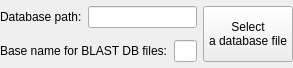
Qt form src/plugins/external_tool_support/src/utils/BlastDBSelectorWidget.ui (violethaze74/ugene) before a commit.
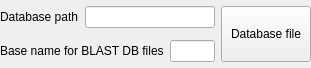
The same form after that commit.

Commit message: UGENE-4269. Fetch sequences from BLAST database dialog updates.

What changed in the file:
```diff
--- a/src/plugins/external_tool_support/src/utils/BlastDBSelectorWidget.ui
+++ b/src/plugins/external_tool_support/src/utils/BlastDBSelectorWidget.ui
@@ -6,10 +6,16 @@
    <rect>
     <x>0</x>
     <y>0</y>
-    <width>293</width>
+    <width>311</width>
     <height>68</height>
    </rect>
   </property>
+  <property name="sizePolicy">
+   <sizepolicy hsizetype="Expanding" vsizetype="Expanding">
+    <horstretch>0</horstretch>
+    <verstretch>0</verstretch>
+   </sizepolicy>
+  </property>
   <property name="windowTitle">
    <string>Form</string>
   </property>
@@ -31,7 +37,7 @@
      <item>
       <widget class="QLabel" name="label_14">
        <property name="text">
-        <string>Database path:</string>
+        <string>Database path</string>
        </property>
       </widget>
      </item>
@@ -55,8 +61,7 @@
       </size>
      </property>
      <property name="text">
-      <string>Select
-a database file</string>
+      <string>Database file</string>
      </property>
     </widget>
    </item>
@@ -65,7 +70,7 @@
      <item>
       <widget class="QLabel" name="label_5">
        <property name="text">
-        <string>Base name for BLAST DB files:</string>
+        <string>Base name for BLAST DB files</string>
        </property>
       </widget>
      </item>
```
The commit also changes 4 other files.
